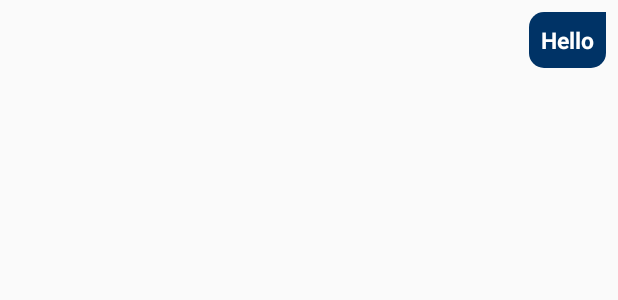
After one commit to cyber-psych0/Sell-It, an Android app: the layout chat_right.xml on its own in the app's theme, with its tools: preview values and no code run, on a phone screen of 412 x 824 dp. The commit adds this screen. Shown: the top 300 px of the screen. Run offline under Robolectric (Android 15) with nearby library versions, the phone set to English and light mode, and no system bars.

Commit message:
Prepare Activity for Chat

```diff
--- a/app/build.gradle
+++ b/app/build.gradle
@@ -36,4 +36,5 @@ dependencies {
 
     // designing
     implementation 'com.google.android.material:material:1.0.0-rc01'
+    implementation 'de.hdodenhof:circleimageview:3.0.0'
 }
--- a/app/src/main/AndroidManifest.xml
+++ b/app/src/main/AndroidManifest.xml
@@ -9,7 +9,8 @@
         android:roundIcon="@mipmap/ic_launcher_round"
         android:supportsRtl="true"
         android:theme="@style/AppTheme">
-        <activity android:name=".Custompopup"></activity>
+        <activity android:name=".Message"></activity>
+        <activity android:name=".Custompopup" />
         <activity android:name=".About" />
         <activity android:name=".Individual_Item" />
         <activity android:name=".UploadActivity" />
--- a/app/src/main/res/drawable-v24/ic_person.xml
+++ b/app/src/main/res/drawable-v24/ic_person.xml
@@ -4,6 +4,6 @@
     android:viewportHeight="24.0"
     android:viewportWidth="24.0">
     <path
-        android:fillColor="#ffffff"
+        android:fillColor="@color/colorPrimary"
         android:pathData="M12,12c2.21,0 4,-1.79 4,-4s-1.79,-4 -4,-4 -4,1.79 -4,4 1.79,4 4,4zM12,14c-2.67,0 -8,1.34 -8,4v2h16v-2c0,-2.66 -5.33,-4 -8,-4z" />
 </vector>
--- /dev/null
+++ b/app/src/main/res/drawable/background_right.xml
@@ -0,0 +1,12 @@
+<?xml version="1.0" encoding="utf-8"?>
+<shape xmlns:android="http://schemas.android.com/apk/res/android"
+    android:shape="rectangle">
+    <corners
+        android:radius="10dp"
+        android:topRightRadius="0dp"
+        />
+    <solid
+        android:color="@color/colorPrimary"
+        />
+
+</shape>
--- /dev/null
+++ b/app/src/main/res/drawable/ic_account_circle_black_24dp.xml
@@ -0,0 +1,5 @@
+<vector android:height="24dp" android:tint="#ffffff"
+    android:viewportHeight="24.0" android:viewportWidth="24.0"
+    android:width="24dp" xmlns:android="http://schemas.android.com/apk/res/android">
+    <path android:fillColor="#ffffff" android:pathData="M12,2C6.48,2 2,6.48 2,12s4.48,10 10,10 10,-4.48 10,-10S17.52,2 12,2zM12,5c1.66,0 3,1.34 3,3s-1.34,3 -3,3 -3,-1.34 -3,-3 1.34,-3 3,-3zM12,19.2c-2.5,0 -4.71,-1.28 -6,-3.22 0.03,-1.99 4,-3.08 6,-3.08 1.99,0 5.97,1.09 6,3.08 -1.29,1.94 -3.5,3.22 -6,3.22z"/>
+</vector>
--- a/app/src/main/res/layout/activity_custompopup.xml
+++ b/app/src/main/res/layout/activity_custompopup.xml
@@ -43,7 +43,7 @@ tools:context=".Custompopup">
         android:layout_height="wrap_content"
         android:textColor="#ffff"
         android:padding="8dp"
-        android:text="Request For Buying "
+        android:text="Request For Buying"
         android:id="@+id/request"
         android:background="@drawable/button_design"
         android:layout_marginTop="30dp"
--- /dev/null
+++ b/app/src/main/res/layout/chat_right.xml
@@ -0,0 +1,35 @@
+<?xml version="1.0" encoding="utf-8"?>
+<RelativeLayout xmlns:android="http://schemas.android.com/apk/res/android"
+    android:orientation="vertical"
+    android:layout_width="match_parent"
+    android:id="@+id/messageLayout"
+    android:padding="8dp"
+    android:layout_height="wrap_content">
+
+    <RelativeLayout
+        android:layout_width="300dp"
+        android:layout_alignParentEnd="true"
+        android:layout_height="wrap_content"
+        android:layout_alignParentRight="true">
+
+        <ImageView
+            android:layout_width="wrap_content"
+            android:layout_height="wrap_content"
+            android:id="@+id/profile_image"
+            android:visibility="gone"/>
+
+        <TextView
+            android:layout_width="wrap_content"
+            android:layout_height="wrap_content"
+            android:padding="8dp"
+            android:textColor="#ffffff"
+            android:layout_alignParentEnd="true"
+            android:id="@+id/show_message"
+            android:textStyle="bold"
+            android:textSize="15sp"
+            android:background="@drawable/background_right"
+            android:text="Hello"
+            android:layout_alignParentRight="true" />
+
+    </RelativeLayout>
+</RelativeLayout>
```
Also changed, not shown: app/src/main/java/com/example/sellit/Message.java (added, +14 -0 lines), app/src/main/res/drawable/background_left.xml (added, +12 -0 lines), app/src/main/res/layout/activity_message.xml (added, +108 -0 lines), app/src/main/res/layout/chat_left.xml (added, +30 -0 lines).
